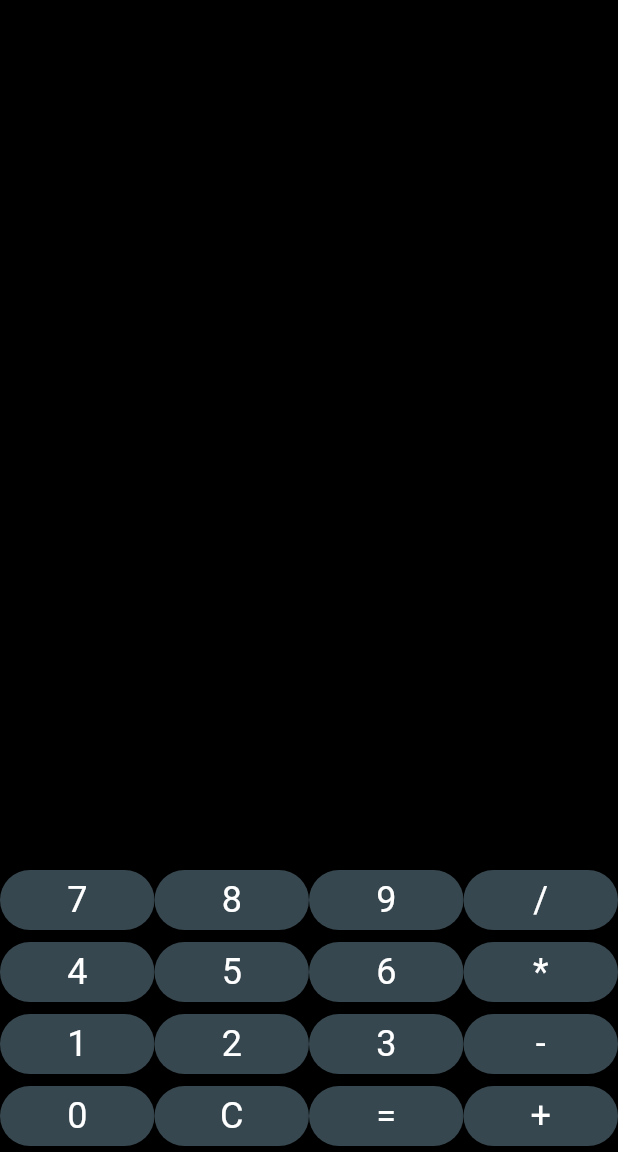
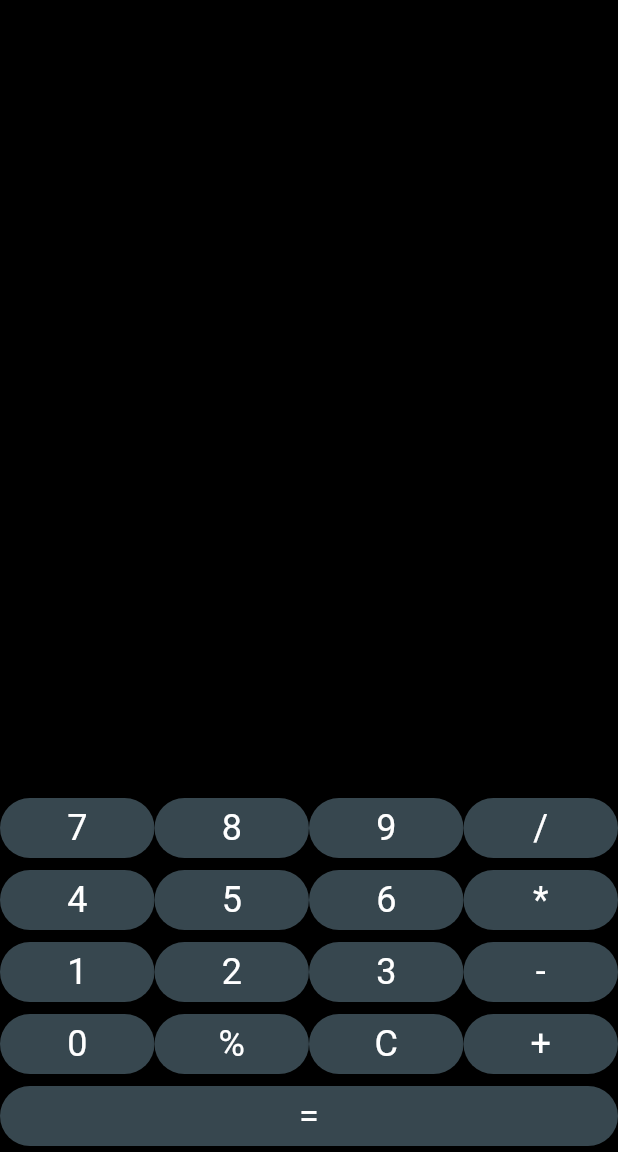
Before and after one commit to efsa95/flutter-calculator, a Flutter app: the screen it shows after launch, on a phone screen of 412 x 824 dp, the part 84-1236 px from its top. Run offline on Flutter 3.47's test engine with Material 3 defaults, Android fonts, the phone set to English and light mode, and no system bars; missing offline and left inert: expressions.

Commit message:
added modulo

```diff
--- a/lib/main.dart
+++ b/lib/main.dart
@@ -119,9 +119,14 @@ class _CalculatorScreenState extends State<CalculatorScreen> {
             Row(
               children: <Widget>[
                 buildButton('0', _onPressed),
+                buildButton('%', _onPressed), // Add the modulo button here
                 buildButton('C', _onPressed),
+                buildButton('+', _onPressed),
+              ],
+            ),
+            Row(
+              children: <Widget>[
                 buildButton('=', _onPressed),
-                buildButton('+', _onPressed),
               ],
             ),
           ],
```
